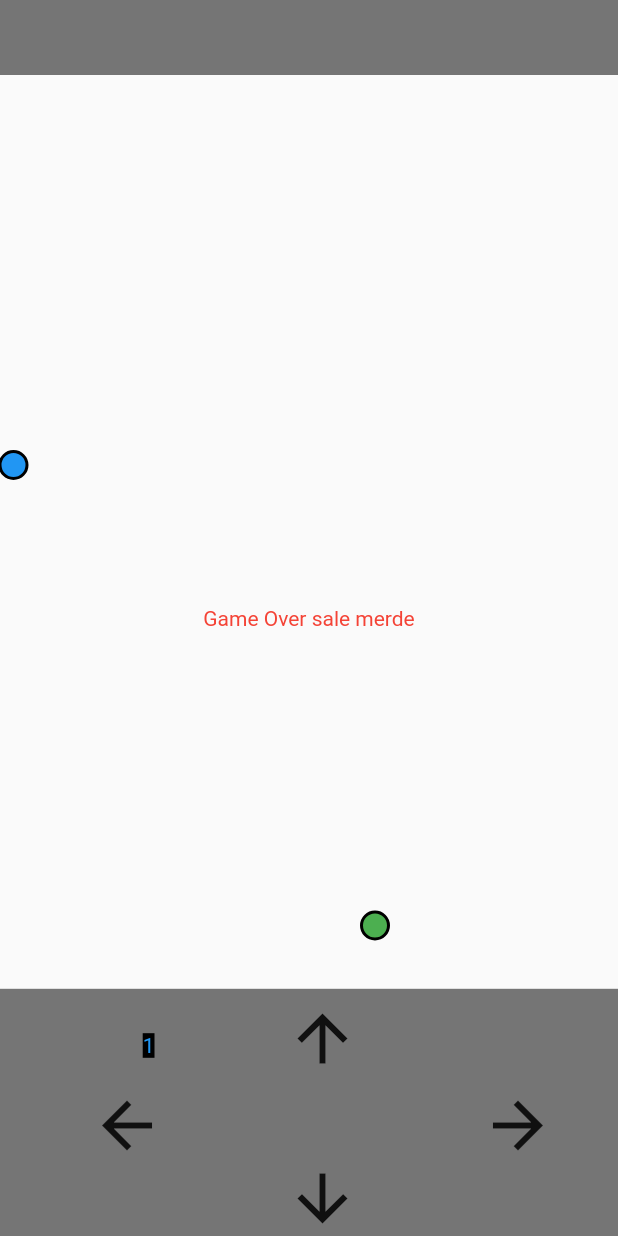
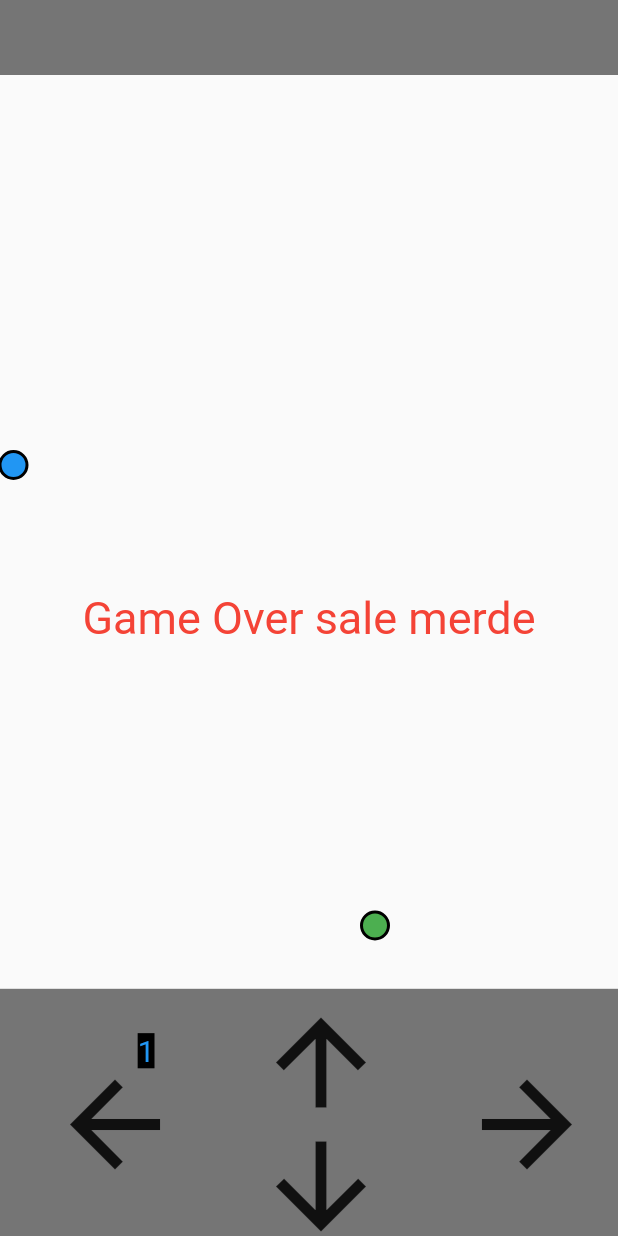
Before and after one commit to arthur-prog/snake, a Flutter app: the screen it shows after launch, after a tap on the "arrow back" icon, on a phone screen of 412 x 824 dp. Run offline on Flutter 3.47's test engine with Material 2 defaults, Android fonts, the phone set to English and light mode, and no system bars; our stand-ins replace animated_text_kit.

Commit message:
plus d'acceleration avec les fleches, repositionnement, fin de partie

```diff
--- a/lib/main.dart
+++ b/lib/main.dart
@@ -3,6 +3,7 @@ import 'dart:math';
 
 import 'package:flutter/material.dart';
 import 'piece.dart';
+import 'package:animated_text_kit/animated_text_kit.dart';
 
 void main() => runApp(MaterialApp(
   home: Snake(),
@@ -20,10 +21,11 @@ class _SnakeState extends State<Snake> {
   late int y;
   late int xApple;
   late int yApple;
-  int snake_size = 1;
+  late int snake_size;
   String center_text = "";
   String lost_text = "Game Over sale merde";
   String direction = "";
+  double arrow_size = 90;
 
   @override
   void initState() {
@@ -31,6 +33,7 @@ class _SnakeState extends State<Snake> {
     super.initState();
     x = 185;
     y = 300;
+    snake_size = 1;
     createRandowApple();
   }
 
@@ -86,8 +89,7 @@ class _SnakeState extends State<Snake> {
 
       default:
         {
-          center_text = "Probleme dans mouvement";
-          return center_text;
+
         }
     }
   }
@@ -111,6 +113,21 @@ class _SnakeState extends State<Snake> {
     }
   }
 
+  void checkRestart() async {
+    if(center_text == lost_text){
+        direction = "";
+        await new Future.delayed(
+            const Duration(seconds: 3));
+      setState(() {
+        center_text = "";
+        x = 185;
+        y = 300;
+        snake_size = 1;
+        createRandowApple();
+      });
+    }
+  }
+
   @override
   Widget build(BuildContext context) {
     return Scaffold(
@@ -131,6 +148,7 @@ class _SnakeState extends State<Snake> {
                       child: Text(
                         center_text,
                         style: TextStyle(
+                          fontSize: 30,
                           color: Colors.red,
                         ),
                       ),
@@ -142,89 +160,109 @@ class _SnakeState extends State<Snake> {
                     top: (MediaQuery.of(context).size.height / 5)*4,
                     child: Container(
                         color: Colors.grey[600],
-                      child: Row(
-                        mainAxisAlignment: MainAxisAlignment.center,
-                        children: <Widget>[
-                          IconButton(
+                      ),
+                  ),
+                  Positioned(
+                    top: (MediaQuery.of(context).size.height / 10) * 9 - (arrow_size / 2),
+                    left: (MediaQuery.of(context).size.width/3) / 2 - (arrow_size / 2),
+                    child: IconButton(
+                      iconSize: arrow_size,
                       onPressed: () async {
+                        if (direction != "left") {
                           setState(() {
                             direction = "left";
                           });
-                                while(direction == "left"){
-                                  await new Future.delayed(const Duration(milliseconds : 10));
+                          while (direction == "left") {
+                            await new Future.delayed(
+                                const Duration(milliseconds: 10));
                             setState(() {
                               mouvement(direction);
                             });
                             checkApple();
+                            checkRestart();
+                          }
                         }
                       },
                       icon: Icon(
                         Icons.arrow_back,
-                                size: 50,
                       ),
                     ),
-                          SizedBox(width: MediaQuery.of(context).size.width/5,),
-                          Column(
-                            children: <Widget>[
-                              IconButton(
+                  ),
+                  Positioned(
+                    top: ((MediaQuery.of(context).size.height / 5) * 4) + ((MediaQuery.of(context).size.height / 10) / 2) - (arrow_size / 2),
+                    left: MediaQuery.of(context).size.width / 2 - (arrow_size / 2),
+                    child: IconButton(
+                      iconSize: arrow_size,
                       onPressed: () async {
+                        if (direction != "top") {
                           setState(() {
                             direction = "top";
                           });
-                                  while(direction == "top"){
-                                    await new Future.delayed(const Duration(milliseconds : 10));
+                          while (direction == "top") {
+                            await new Future.delayed(
+                                const Duration(milliseconds: 10));
                             setState(() {
                               mouvement(direction);
                             });
                             checkApple();
+                            checkRestart();
+                          }
                         }
                       },
                       icon: Icon(
                         Icons.arrow_upward,
-                                  size: 50,
                       ),
                     ),
-                              SizedBox(height: MediaQuery.of(context).size.height/14),
-                              IconButton(
+                  ),
+                  Positioned(
+                    top: ((MediaQuery.of(context).size.height / 5) * 4) + (((MediaQuery.of(context).size.height / 10) / 2 )* 3) - (arrow_size / 2),
+                    left: MediaQuery.of(context).size.width / 2 - (arrow_size / 2),
+                    child: IconButton(
+                      iconSize: arrow_size,
                       onPressed: () async {
+                        if (direction != "bottom") {
                           setState(() {
                             direction = "bottom";
                           });
-                                  while(direction == "bottom"){
-                                    await new Future.delayed(const Duration(milliseconds : 10));
+                          while (direction == "bottom") {
+                            await new Future.delayed(
+                                const Duration(milliseconds: 10));
                             setState(() {
                               mouvement(direction);
                             });
                             checkApple();
+                            checkRestart();
+                          }
                         }
                       },
                       icon: Icon(
                         Icons.arrow_downward,
-                                  size: 50,
                       ),
                     ),
-                            ],
                   ),
-                          SizedBox(width: MediaQuery.of(context).size.width/5,),
-                          IconButton(
+                  Positioned(
+                    top: (MediaQuery.of(context).size.height / 10) * 9 - (arrow_size / 2),
+                    left: ((MediaQuery.of(context).size.width/3)*2) + ((MediaQuery.of(context).size.width/3)/2) - (arrow_size / 2),
+                    child: IconButton(
+                      iconSize: arrow_size,
                       onPressed: () async {
+                        if (direction != "right") {
                           setState(() {
                             direction = "right";
                           });
-                              while(direction == "right"){
-                                await new Future.delayed(const Duration(milliseconds : 10));
+                          while (direction == "right") {
+                            await new Future.delayed(
+                                const Duration(milliseconds: 10));
                             setState(() {
                               mouvement(direction);
                             });
                             checkApple();
+                            checkRestart();
+                          }
                         }
                       },
                       icon: Icon(
                         Icons.arrow_forward,
-                              size: 50,
-                            ),
-                          ),
-                        ],
                       ),
                     ),
                   ),
@@ -234,6 +272,7 @@ class _SnakeState extends State<Snake> {
                       child: Text(
                         snake_size.toString(),
                         style: TextStyle(
+                          fontSize: 20,
                           color: Colors.blue,
                           backgroundColor: Colors.black,
                         ),
--- a/pubspec.yaml
+++ b/pubspec.yaml
@@ -34,6 +34,7 @@ dependencies:
   # The following adds the Cupertino Icons font to your application.
   # Use with the CupertinoIcons class for iOS style icons.
   cupertino_icons: ^1.0.2
+  animated_text_kit: ^4.2.1
 
 dev_dependencies:
   flutter_test:
```
Also changed, not shown: pubspec.lock. Lines whose indentation alone changed are shown as unchanged.
